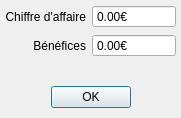
Qt form qlot/statdialog.ui (Harenome/qlot) before a commit.
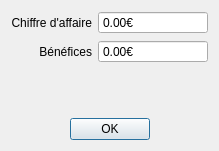
The same form after that commit. Icons and pictures are not drawn.

What changed in the file:
```diff
--- a/qlot/statdialog.ui
+++ b/qlot/statdialog.ui
@@ -9,8 +9,8 @@
    <rect>
     <x>0</x>
     <y>0</y>
-    <width>181</width>
-    <height>118</height>
+    <width>219</width>
+    <height>151</height>
    </rect>
   </property>
   <property name="sizePolicy">
@@ -26,27 +26,11 @@
    <iconset>
     <normaloff>../images/qlot_512.svg</normaloff>../images/qlot_512.svg</iconset>
   </property>
-  <widget class="QWidget" name="layoutWidget">
-   <property name="geometry">
-    <rect>
-     <x>0</x>
-     <y>0</y>
-     <width>181</width>
-     <height>118</height>
-    </rect>
-   </property>
+  <layout class="QGridLayout" name="gridLayout">
+   <item row="0" column="0">
    <layout class="QVBoxLayout" name="verticalLayout">
-    <property name="leftMargin">
-     <number>5</number>
-    </property>
-    <property name="topMargin">
-     <number>5</number>
-    </property>
-    <property name="rightMargin">
-     <number>5</number>
-    </property>
-    <property name="bottomMargin">
-     <number>10</number>
+     <property name="margin">
+      <number>0</number>
     </property>
     <item>
      <layout class="QFormLayout" name="formLayout">
@@ -185,7 +169,8 @@
      </layout>
     </item>
    </layout>
-  </widget>
+   </item>
+  </layout>
  </widget>
  <resources/>
  <connections>
```
Lines whose indentation alone changed are shown as unchanged.
